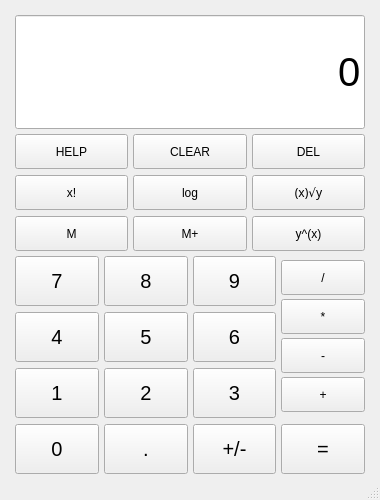
hungdojan/IVS_Kalkulacka, file src/gui/mainwindow.ui: the form before one commit.
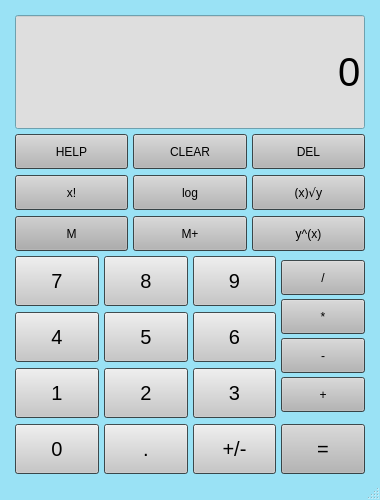
The form after the commit.

Commit message: finishing ui, help is in solid state

```diff
--- a/src/gui/mainwindow.ui
+++ b/src/gui/mainwindow.ui
@@ -10,6 +10,259 @@
     <height>500</height>
    </rect>
   </property>
+  <property name="palette">
+   <palette>
+    <active>
+     <colorrole role="WindowText">
+      <brush brushstyle="SolidPattern">
+       <color alpha="255">
+        <red>86</red>
+        <green>86</green>
+        <blue>86</blue>
+       </color>
+      </brush>
+     </colorrole>
+     <colorrole role="Button">
+      <brush brushstyle="SolidPattern">
+       <color alpha="255">
+        <red>202</red>
+        <green>202</green>
+        <blue>202</blue>
+       </color>
+      </brush>
+     </colorrole>
+     <colorrole role="Text">
+      <brush brushstyle="SolidPattern">
+       <color alpha="255">
+        <red>0</red>
+        <green>0</green>
+        <blue>0</blue>
+       </color>
+      </brush>
+     </colorrole>
+     <colorrole role="ButtonText">
+      <brush brushstyle="SolidPattern">
+       <color alpha="255">
+        <red>0</red>
+        <green>0</green>
+        <blue>0</blue>
+       </color>
+      </brush>
+     </colorrole>
+     <colorrole role="Base">
+      <brush brushstyle="SolidPattern">
+       <color alpha="255">
+        <red>222</red>
+        <green>222</green>
+        <blue>222</blue>
+       </color>
+      </brush>
+     </colorrole>
+     <colorrole role="Window">
+      <brush brushstyle="SolidPattern">
+       <color alpha="255">
+        <red>154</red>
+        <green>226</green>
+        <blue>245</blue>
+       </color>
+      </brush>
+     </colorrole>
+     <colorrole role="Shadow">
+      <brush brushstyle="SolidPattern">
+       <color alpha="255">
+        <red>0</red>
+        <green>0</green>
+        <blue>0</blue>
+       </color>
+      </brush>
+     </colorrole>
+     <colorrole role="Highlight">
+      <brush brushstyle="SolidPattern">
+       <color alpha="170">
+        <red>0</red>
+        <green>0</green>
+        <blue>0</blue>
+       </color>
+      </brush>
+     </colorrole>
+     <colorrole role="PlaceholderText">
+      <brush brushstyle="SolidPattern">
+       <color alpha="128">
+        <red>0</red>
+        <green>0</green>
+        <blue>0</blue>
+       </color>
+      </brush>
+     </colorrole>
+    </active>
+    <inactive>
+     <colorrole role="WindowText">
+      <brush brushstyle="SolidPattern">
+       <color alpha="255">
+        <red>86</red>
+        <green>86</green>
+        <blue>86</blue>
+       </color>
+      </brush>
+     </colorrole>
+     <colorrole role="Button">
+      <brush brushstyle="SolidPattern">
+       <color alpha="255">
+        <red>202</red>
+        <green>202</green>
+        <blue>202</blue>
+       </color>
+      </brush>
+     </colorrole>
+     <colorrole role="Text">
+      <brush brushstyle="SolidPattern">
+       <color alpha="255">
+        <red>0</red>
+        <green>0</green>
+        <blue>0</blue>
+       </color>
+      </brush>
+     </colorrole>
+     <colorrole role="ButtonText">
+      <brush brushstyle="SolidPattern">
+       <color alpha="255">
+        <red>0</red>
+        <green>0</green>
+        <blue>0</blue>
+       </color>
+      </brush>
+     </colorrole>
+     <colorrole role="Base">
+      <brush brushstyle="SolidPattern">
+       <color alpha="255">
+        <red>222</red>
+        <green>222</green>
+        <blue>222</blue>
+       </color>
+      </brush>
+     </colorrole>
+     <colorrole role="Window">
+      <brush brushstyle="SolidPattern">
+       <color alpha="255">
+        <red>154</red>
+        <green>226</green>
+        <blue>245</blue>
+       </color>
+      </brush>
+     </colorrole>
+     <colorrole role="Shadow">
+      <brush brushstyle="SolidPattern">
+       <color alpha="255">
+        <red>0</red>
+        <green>0</green>
+        <blue>0</blue>
+       </color>
+      </brush>
+     </colorrole>
+     <colorrole role="Highlight">
+      <brush brushstyle="SolidPattern">
+       <color alpha="170">
+        <red>0</red>
+        <green>0</green>
+        <blue>0</blue>
+       </color>
+      </brush>
+     </colorrole>
+     <colorrole role="PlaceholderText">
+      <brush brushstyle="SolidPattern">
+       <color alpha="128">
+        <red>0</red>
+        <green>0</green>
+        <blue>0</blue>
+       </color>
+      </brush>
+     </colorrole>
+    </inactive>
+    <disabled>
+     <colorrole role="WindowText">
+      <brush brushstyle="SolidPattern">
+       <color alpha="127">
+        <red>255</red>
+        <green>255</green>
+        <blue>255</blue>
+       </color>
+      </brush>
+     </colorrole>
+     <colorrole role="Button">
+      <brush brushstyle="SolidPattern">
+       <color alpha="255">
+        <red>202</red>
+        <green>202</green>
+        <blue>202</blue>
+       </color>
+      </brush>
+     </colorrole>
+     <colorrole role="Text">
+      <brush brushstyle="SolidPattern">
+       <color alpha="127">
+        <red>255</red>
+        <green>255</green>
+        <blue>255</blue>
+       </color>
+      </brush>
+     </colorrole>
+     <colorrole role="ButtonText">
+      <brush brushstyle="SolidPattern">
+       <color alpha="127">
+        <red>255</red>
+        <green>255</green>
+        <blue>255</blue>
+       </color>
+      </brush>
+     </colorrole>
+     <colorrole role="Base">
+      <brush brushstyle="SolidPattern">
+       <color alpha="255">
+        <red>154</red>
+        <green>226</green>
+        <blue>245</blue>
+       </color>
+      </brush>
+     </colorrole>
+     <colorrole role="Window">
+      <brush brushstyle="SolidPattern">
+       <color alpha="255">
+        <red>154</red>
+        <green>226</green>
+        <blue>245</blue>
+       </color>
+      </brush>
+     </colorrole>
+     <colorrole role="Shadow">
+      <brush brushstyle="SolidPattern">
+       <color alpha="255">
+        <red>0</red>
+        <green>0</green>
+        <blue>0</blue>
+       </color>
+      </brush>
+     </colorrole>
+     <colorrole role="Highlight">
+      <brush brushstyle="SolidPattern">
+       <color alpha="170">
+        <red>31</red>
+        <green>117</green>
+        <blue>204</blue>
+       </color>
+      </brush>
+     </colorrole>
+     <colorrole role="PlaceholderText">
+      <brush brushstyle="SolidPattern">
+       <color alpha="128">
+        <red>231</red>
+        <green>231</green>
+        <blue>231</blue>
+       </color>
+      </brush>
+     </colorrole>
+    </disabled>
+   </palette>
+  </property>
   <property name="windowTitle">
    <string>MainWindow</string>
   </property>
@@ -59,6 +312,70 @@
          <height>100</height>
         </size>
        </property>
+       <property name="palette">
+        <palette>
+         <active>
+          <colorrole role="AlternateBase">
+           <brush brushstyle="SolidPattern">
+            <color alpha="255">
+             <red>162</red>
+             <green>162</green>
+             <blue>162</blue>
+            </color>
+           </brush>
+          </colorrole>
+          <colorrole role="NoRole">
+           <brush brushstyle="SolidPattern">
+            <color alpha="255">
+             <red>86</red>
+             <green>86</green>
+             <blue>86</blue>
+            </color>
+           </brush>
+          </colorrole>
+         </active>
+         <inactive>
+          <colorrole role="AlternateBase">
+           <brush brushstyle="SolidPattern">
+            <color alpha="255">
+             <red>162</red>
+             <green>162</green>
+             <blue>162</blue>
+            </color>
+           </brush>
+          </colorrole>
+          <colorrole role="NoRole">
+           <brush brushstyle="SolidPattern">
+            <color alpha="255">
+             <red>86</red>
+             <green>86</green>
+             <blue>86</blue>
+            </color>
+           </brush>
+          </colorrole>
+         </inactive>
+         <disabled>
+          <colorrole role="AlternateBase">
+           <brush brushstyle="SolidPattern">
+            <color alpha="255">
+             <red>162</red>
+             <green>162</green>
+             <blue>162</blue>
+            </color>
+           </brush>
+          </colorrole>
+          <colorrole role="NoRole">
+           <brush brushstyle="SolidPattern">
+            <color alpha="255">
+             <red>86</red>
+             <green>86</green>
+             <blue>86</blue>
+            </color>
+           </brush>
+          </colorrole>
+         </disabled>
+        </palette>
+       </property>
        <property name="font">
         <font>
          <pointsize>30</pointsize>
@@ -97,6 +414,9 @@
          <property name="text">
           <string>HELP</string>
          </property>
+         <property name="default">
+          <bool>true</bool>
+         </property>
         </widget>
        </item>
        <item row="2" column="3">
@@ -119,7 +439,7 @@
           <bool>false</bool>
          </property>
          <property name="default">
-          <bool>false</bool>
+          <bool>true</bool>
          </property>
          <property name="flat">
           <bool>false</bool>
@@ -137,6 +457,9 @@
          <property name="text">
           <string>M+</string>
          </property>
+         <property name="default">
+          <bool>true</bool>
+         </property>
         </widget>
        </item>
        <item row="2" column="1">
@@ -150,6 +473,9 @@
          <property name="text">
           <string>log</string>
          </property>
+         <property name="default">
+          <bool>true</bool>
+         </property>
         </widget>
        </item>
        <item row="1" column="3">
@@ -163,6 +489,15 @@
          <property name="text">
           <string>DEL</string>
          </property>
+         <property name="autoDefault">
+          <bool>false</bool>
+         </property>
+         <property name="default">
+          <bool>true</bool>
+         </property>
+         <property name="flat">
+          <bool>false</bool>
+         </property>
         </widget>
        </item>
        <item row="3" column="0">
@@ -173,9 +508,49 @@
            <height>35</height>
           </size>
          </property>
+         <property name="palette">
+          <palette>
+           <active>
+            <colorrole role="Button">
+             <brush brushstyle="SolidPattern">
+              <color alpha="255">
+               <red>193</red>
+               <green>193</green>
+               <blue>193</blue>
+              </color>
+             </brush>
+            </colorrole>
+           </active>
+           <inactive>
+            <colorrole role="Button">
+             <brush brushstyle="SolidPattern">
+              <color alpha="255">
+               <red>193</red>
+               <green>193</green>
+               <blue>193</blue>
+              </color>
+             </brush>
+            </colorrole>
+           </inactive>
+           <disabled>
+            <colorrole role="Button">
+             <brush brushstyle="SolidPattern">
+              <color alpha="255">
+               <red>193</red>
+               <green>193</green>
+               <blue>193</blue>
+              </color>
+             </brush>
+            </colorrole>
+           </disabled>
+          </palette>
+         </property>
          <property name="text">
           <string>M</string>
          </property>
+         <property name="default">
+          <bool>true</bool>
+         </property>
         </widget>
        </item>
        <item row="2" column="0">
@@ -189,6 +564,9 @@
          <property name="text">
           <string>x!</string>
          </property>
+         <property name="default">
+          <bool>true</bool>
+         </property>
         </widget>
        </item>
        <item row="3" column="3">
@@ -202,6 +580,9 @@
          <property name="text">
           <string>y^(x)</string>
          </property>
+         <property name="default">
+          <bool>true</bool>
+         </property>
         </widget>
        </item>
        <item row="1" column="1">
@@ -215,6 +596,9 @@
          <property name="text">
           <string>CLEAR</string>
          </property>
+         <property name="default">
+          <bool>true</bool>
+         </property>
         </widget>
        </item>
       </layout>
@@ -235,6 +619,43 @@
            <height>50</height>
           </size>
          </property>
+         <property name="palette">
+          <palette>
+           <active>
+            <colorrole role="Button">
+             <brush brushstyle="SolidPattern">
+              <color alpha="255">
+               <red>222</red>
+               <green>222</green>
+               <blue>222</blue>
+              </color>
+             </brush>
+            </colorrole>
+           </active>
+           <inactive>
+            <colorrole role="Button">
+             <brush brushstyle="SolidPattern">
+              <color alpha="255">
+               <red>222</red>
+               <green>222</green>
+               <blue>222</blue>
+              </color>
+             </brush>
+            </colorrole>
+           </inactive>
+           <disabled>
+            <colorrole role="Button">
+             <brush brushstyle="SolidPattern">
+              <color alpha="255">
+               <red>222</red>
+               <green>222</green>
+               <blue>222</blue>
+              </color>
+             </brush>
+            </colorrole>
+           </disabled>
+          </palette>
+         </property>
          <property name="font">
           <font>
            <pointsize>15</pointsize>
@@ -243,6 +664,12 @@
          <property name="text">
           <string>1</string>
          </property>
+         <property name="autoDefault">
+          <bool>false</bool>
+         </property>
+         <property name="default">
+          <bool>true</bool>
+         </property>
         </widget>
        </item>
        <item row="1" column="1">
@@ -253,6 +680,43 @@
            <height>50</height>
           </size>
          </property>
+         <property name="palette">
+          <palette>
+           <active>
+            <colorrole role="Button">
+             <brush brushstyle="SolidPattern">
+              <color alpha="255">
+               <red>222</red>
+               <green>222</green>
+               <blue>222</blue>
+              </color>
+             </brush>
+            </colorrole>
+           </active>
+           <inactive>
+            <colorrole role="Button">
+             <brush brushstyle="SolidPattern">
+              <color alpha="255">
+               <red>222</red>
+               <green>222</green>
+               <blue>222</blue>
+              </color>
+             </brush>
+            </colorrole>
+           </inactive>
+           <disabled>
+            <colorrole role="Button">
+             <brush brushstyle="SolidPattern">
+              <color alpha="255">
+               <red>222</red>
+               <green>222</green>
+               <blue>222</blue>
+              </color>
+             </brush>
+            </colorrole>
+           </disabled>
+          </palette>
+         </property>
          <property name="font">
           <font>
            <pointsize>15</pointsize>
@@ -261,6 +725,9 @@
          <property name="text">
           <string>4</string>
          </property>
+         <property name="default">
+          <bool>true</bool>
+         </property>
         </widget>
        </item>
        <item row="2" column="2">
@@ -271,6 +738,43 @@
            <height>50</height>
           </size>
          </property>
+         <property name="palette">
+          <palette>
+           <active>
+            <colorrole role="Button">
+             <brush brushstyle="SolidPattern">
+              <color alpha="255">
+               <red>222</red>
+               <green>222</green>
+               <blue>222</blue>
+              </color>
+             </brush>
+            </colorrole>
+           </active>
+           <inactive>
+            <colorrole role="Button">
+             <brush brushstyle="SolidPattern">
+              <color alpha="255">
+               <red>222</red>
+               <green>222</green>
+               <blue>222</blue>
+              </color>
+             </brush>
+            </colorrole>
+           </inactive>
+           <disabled>
+            <colorrole role="Button">
+             <brush brushstyle="SolidPattern">
+              <color alpha="255">
+               <red>222</red>
+               <green>222</green>
+               <blue>222</blue>
+              </color>
+             </brush>
+            </colorrole>
+           </disabled>
+          </palette>
+         </property>
          <property name="font">
           <font>
            <pointsize>15</pointsize>
@@ -279,6 +783,9 @@
          <property name="text">
           <string>2</string>
          </property>
+         <property name="default">
+          <bool>true</bool>
+         </property>
         </widget>
        </item>
        <item row="3" column="2">
@@ -289,6 +796,43 @@
            <height>50</height>
           </size>
          </property>
+         <property name="palette">
+          <palette>
+           <active>
+            <colorrole role="Button">
+             <brush brushstyle="SolidPattern">
+              <color alpha="255">
+               <red>222</red>
+               <green>222</green>
+               <blue>222</blue>
+              </color>
+             </brush>
+            </colorrole>
+           </active>
+           <inactive>
+            <colorrole role="Button">
+             <brush brushstyle="SolidPattern">
+              <color alpha="255">
+               <red>222</red>
+               <green>222</green>
+               <blue>222</blue>
+              </color>
+             </brush>
+            </colorrole>
+           </inactive>
+           <disabled>
+            <colorrole role="Button">
+             <brush brushstyle="SolidPattern">
+              <color alpha="255">
+               <red>222</red>
+               <green>222</green>
+               <blue>222</blue>
+              </color>
+             </brush>
+            </colorrole>
+           </disabled>
+          </palette>
+         </property>
          <property name="font">
           <font>
            <pointsize>15</pointsize>
@@ -297,6 +841,9 @@
          <property name="text">
           <string>.</string>
          </property>
+         <property name="default">
+          <bool>true</bool>
+         </property>
         </widget>
        </item>
        <item row="2" column="4">
@@ -307,6 +854,43 @@
            <height>50</height>
           </size>
          </property>
+         <property name="palette">
+          <palette>
+           <active>
+            <colorrole role="Button">
+             <brush brushstyle="SolidPattern">
+              <color alpha="255">
+               <red>222</red>
+               <green>222</green>
+               <blue>222</blue>
+              </color>
+             </brush>
+            </colorrole>
+           </active>
+           <inactive>
+            <colorrole role="Button">
+             <brush brushstyle="SolidPattern">
+              <color alpha="255">
+               <red>222</red>
+               <green>222</green>
+               <blue>222</blue>
+              </color>
+             </brush>
+            </colorrole>
+           </inactive>
+           <disabled>
+            <colorrole role="Button">
+             <brush brushstyle="SolidPattern">
+              <color alpha="255">
+               <red>222</red>
+               <green>222</green>
+               <blue>222</blue>
+              </color>
+             </brush>
+            </colorrole>
+           </disabled>
+          </palette>
+         </property>
          <property name="font">
           <font>
            <pointsize>15</pointsize>
@@ -315,6 +899,9 @@
          <property name="text">
           <string>3</string>
          </property>
+         <property name="default">
+          <bool>true</bool>
+         </property>
         </widget>
        </item>
        <item row="0" column="1">
@@ -331,6 +918,43 @@
            <height>50</height>
           </size>
          </property>
+         <property name="palette">
+          <palette>
+           <active>
+            <colorrole role="Button">
+             <brush brushstyle="SolidPattern">
+              <color alpha="255">
+               <red>222</red>
+               <green>222</green>
+               <blue>222</blue>
+              </color>
+             </brush>
+            </colorrole>
+           </active>
+           <inactive>
+            <colorrole role="Button">
+             <brush brushstyle="SolidPattern">
+              <color alpha="255">
+               <red>222</red>
+               <green>222</green>
+               <blue>222</blue>
+              </color>
+             </brush>
+            </colorrole>
+           </inactive>
+           <disabled>
+            <colorrole role="Button">
+             <brush brushstyle="SolidPattern">
+              <color alpha="255">
+               <red>222</red>
+               <green>222</green>
+               <blue>222</blue>
+              </color>
+             </brush>
+            </colorrole>
+           </disabled>
+          </palette>
+         </property>
          <property name="font">
           <font>
            <pointsize>15</pointsize>
@@ -339,6 +963,9 @@
          <property name="text">
           <string>7</string>
          </property>
+         <property name="default">
+          <bool>true</bool>
+         </property>
         </widget>
        </item>
        <item row="0" column="2">
@@ -349,6 +976,43 @@
            <height>50</height>
           </size>
          </property>
+         <property name="palette">
+          <palette>
+           <active>
+            <colorrole role="Button">
+             <brush brushstyle="SolidPattern">
+              <color alpha="255">
+               <red>222</red>
+               <green>222</green>
+               <blue>222</blue>
+              </color>
+             </brush>
+            </colorrole>
+           </active>
+           <inactive>
+            <colorrole role="Button">
+             <brush brushstyle="SolidPattern">
+              <color alpha="255">
+               <red>222</red>
+               <green>222</green>
+               <blue>222</blue>
+              </color>
+             </brush>
+            </colorrole>
+           </inactive>
+           <disabled>
+            <colorrole role="Button">
+             <brush brushstyle="SolidPattern">
+              <color alpha="255">
+               <red>222</red>
+               <green>222</green>
+               <blue>222</blue>
+              </color>
+             </brush>
+            </colorrole>
+           </disabled>
+          </palette>
+         </property>
          <property name="font">
           <font>
            <pointsize>15</pointsize>
@@ -357,6 +1021,9 @@
          <property name="text">
           <string>8</string>
          </property>
+         <property name="default">
+          <bool>true</bool>
+         </property>
         </widget>
        </item>
        <item row="1" column="2">
@@ -367,6 +1034,43 @@
            <height>50</height>
           </size>
          </property>
+         <property name="palette">
+          <palette>
+           <active>
+            <colorrole role="Button">
+             <brush brushstyle="SolidPattern">
+              <color alpha="255">
+               <red>222</red>
+               <green>222</green>
+               <blue>222</blue>
+              </color>
+             </brush>
+            </colorrole>
+           </active>
+           <inactive>
+            <colorrole role="Button">
+             <brush brushstyle="SolidPattern">
+              <color alpha="255">
+               <red>222</red>
+               <green>222</green>
+               <blue>222</blue>
+              </color>
+             </brush>
+            </colorrole>
+           </inactive>
+           <disabled>
+            <colorrole role="Button">
+             <brush brushstyle="SolidPattern">
+              <color alpha="255">
+               <red>222</red>
+               <green>222</green>
+               <blue>222</blue>
+              </color>
+             </brush>
+            </colorrole>
+           </disabled>
+          </palette>
+         </property>
          <property name="font">
           <font>
            <pointsize>15</pointsize>
@@ -375,6 +1079,9 @@
          <property name="text">
           <string>5</string>
          </property>
+         <property name="default">
+          <bool>true</bool>
+         </property>
         </widget>
        </item>
        <item row="1" column="4">
@@ -385,6 +1092,43 @@
            <height>50</height>
           </size>
          </property>
+         <property name="palette">
+          <palette>
+           <active>
+            <colorrole role="Button">
+             <brush brushstyle="SolidPattern">
+              <color alpha="255">
+               <red>222</red>
+               <green>222</green>
+               <blue>222</blue>
+              </color>
+             </brush>
+            </colorrole>
+           </active>
+           <inactive>
+            <colorrole role="Button">
+             <brush brushstyle="SolidPattern">
+              <color alpha="255">
+               <red>222</red>
+               <green>222</green>
+               <blue>222</blue>
+              </color>
+             </brush>
+            </colorrole>
+           </inactive>
+           <disabled>
+            <colorrole role="Button">
+             <brush brushstyle="SolidPattern">
+              <color alpha="255">
+               <red>222</red>
+               <green>222</green>
+               <blue>222</blue>
+              </color>
+             </brush>
+            </colorrole>
+           </disabled>
+          </palette>
+         </property>
          <property name="font">
           <font>
            <pointsize>15</pointsize>
@@ -393,6 +1137,9 @@
          <property name="text">
           <string>6</string>
          </property>
+         <property name="default">
+          <bool>true</bool>
+         </property>
         </widget>
        </item>
        <item row="3" column="1">
@@ -403,6 +1150,43 @@
            <height>50</height>
           </size>
          </property>
+         <property name="palette">
+          <palette>
+           <active>
+            <colorrole role="Button">
+             <brush brushstyle="SolidPattern">
+              <color alpha="255">
+               <red>222</red>
+               <green>222</green>
+               <blue>222</blue>
+              </color>
+             </brush>
+            </colorrole>
+           </active>
+           <inactive>
+            <colorrole role="Button">
+             <brush brushstyle="SolidPattern">
+              <color alpha="255">
+               <red>222</red>
+               <green>222</green>
+               <blue>222</blue>
+              </color>
+             </brush>
+            </colorrole>
+           </inactive>
+           <disabled>
+            <colorrole role="Button">
+             <brush brushstyle="SolidPattern">
+              <color alpha="255">
+               <red>222</red>
+               <green>222</green>
+               <blue>222</blue>
+              </color>
+             </brush>
+            </colorrole>
+           </disabled>
+          </palette>
+         </property>
          <property name="font">
           <font>
            <pointsize>15</pointsize>
@@ -411,6 +1195,9 @@
          <property name="text">
           <string>0</string>
          </property>
+         <property name="default">
+          <bool>true</bool>
+         </property>
         </widget>
        </item>
        <item row="3" column="5">
@@ -429,6 +1216,9 @@
          <property name="text">
           <string>=</string>
          </property>
+         <property name="default">
+          <bool>true</bool>
+         </property>
         </widget>
        </item>
        <item row="0" column="4">
@@ -439,6 +1229,43 @@
            <height>50</height>
           </size>
          </property>
+         <property name="palette">
+          <palette>
+           <active>
+            <colorrole role="Button">
+             <brush brushstyle="SolidPattern">
+              <color alpha="255">
+               <red>222</red>
+               <green>222</green>
+               <blue>222</blue>
+              </color>
+             </brush>
+            </colorrole>
+           </active>
+           <inactive>
+            <colorrole role="Button">
+             <brush brushstyle="SolidPattern">
+              <color alpha="255">
+               <red>222</red>
+               <green>222</green>
+               <blue>222</blue>
+              </color>
+             </brush>
+            </colorrole>
+           </inactive>
+           <disabled>
+            <colorrole role="Button">
+             <brush brushstyle="SolidPattern">
+              <color alpha="255">
+               <red>222</red>
+               <green>222</green>
+               <blue>222</blue>
+              </color>
+             </brush>
+            </colorrole>
+           </disabled>
+          </palette>
+         </property>
          <property name="font">
           <font>
            <pointsize>15</pointsize>
@@ -447,6 +1274,9 @@
          <property name="text">
           <string>9</string>
          </property>
+         <property name="default">
+          <bool>true</bool>
+         </property>
         </widget>
        </item>
        <item row="3" column="4">
@@ -457,6 +1287,43 @@
            <height>50</height>
           </size>
          </property>
+         <property name="palette">
+          <palette>
+           <active>
+            <colorrole role="Button">
+             <brush brushstyle="SolidPattern">
+              <color alpha="255">
+               <red>222</red>
+               <green>222</green>
+               <blue>222</blue>
+              </color>
+             </brush>
+            </colorrole>
+           </active>
+           <inactive>
+            <colorrole role="Button">
+             <brush brushstyle="SolidPattern">
+              <color alpha="255">
+               <red>222</red>
+               <green>222</green>
+               <blue>222</blue>
+              </color>
+             </brush>
+            </colorrole>
+           </inactive>
+           <disabled>
+            <colorrole role="Button">
+             <brush brushstyle="SolidPattern">
+              <color alpha="255">
+               <red>222</red>
+               <green>222</green>
+               <blue>222</blue>
+              </color>
+             </brush>
+            </colorrole>
+           </disabled>
+          </palette>
+         </property>
          <property name="font">
           <font>
            <pointsize>15</pointsize>
@@ -465,6 +1332,9 @@
          <property name="text">
           <string>+/-</string>
          </property>
+         <property name="default">
+          <bool>true</bool>
+         </property>
         </widget>
        </item>
        <item row="0" column="5" rowspan="3">
@@ -483,6 +1353,9 @@
            <property name="text">
             <string>/</string>
            </property>
+           <property name="default">
+            <bool>true</bool>
+           </property>
           </widget>
          </item>
          <item>
@@ -496,6 +1369,9 @@
            <property name="text">
             <string>*</string>
            </property>
+           <property name="default">
+            <bool>true</bool>
+           </property>
           </widget>
          </item>
          <item>
@@ -509,6 +1385,9 @@
            <property name="text">
             <string>-</string>
            </property>
+           <property name="default">
+            <bool>true</bool>
+           </property>
           </widget>
          </item>
          <item>
@@ -522,6 +1401,9 @@
            <property name="text">
             <string>+</string>
            </property>
+           <property name="default">
+            <bool>true</bool>
+           </property>
           </widget>
          </item>
         </layout>
```
The commit also changes 1 other file.
